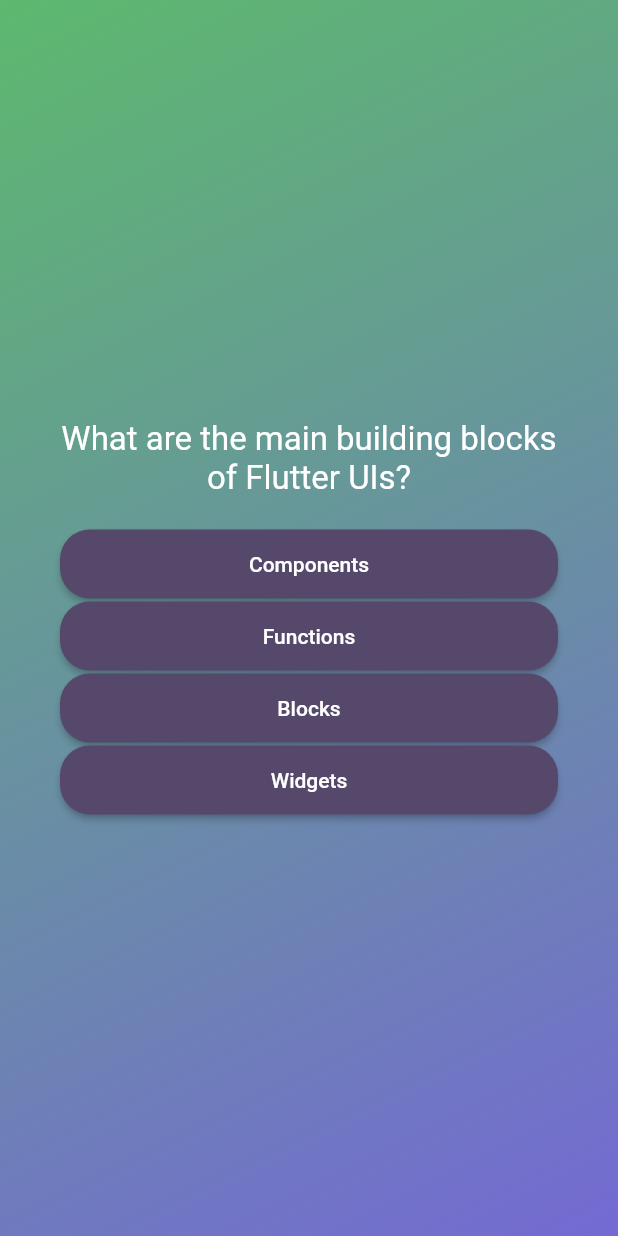
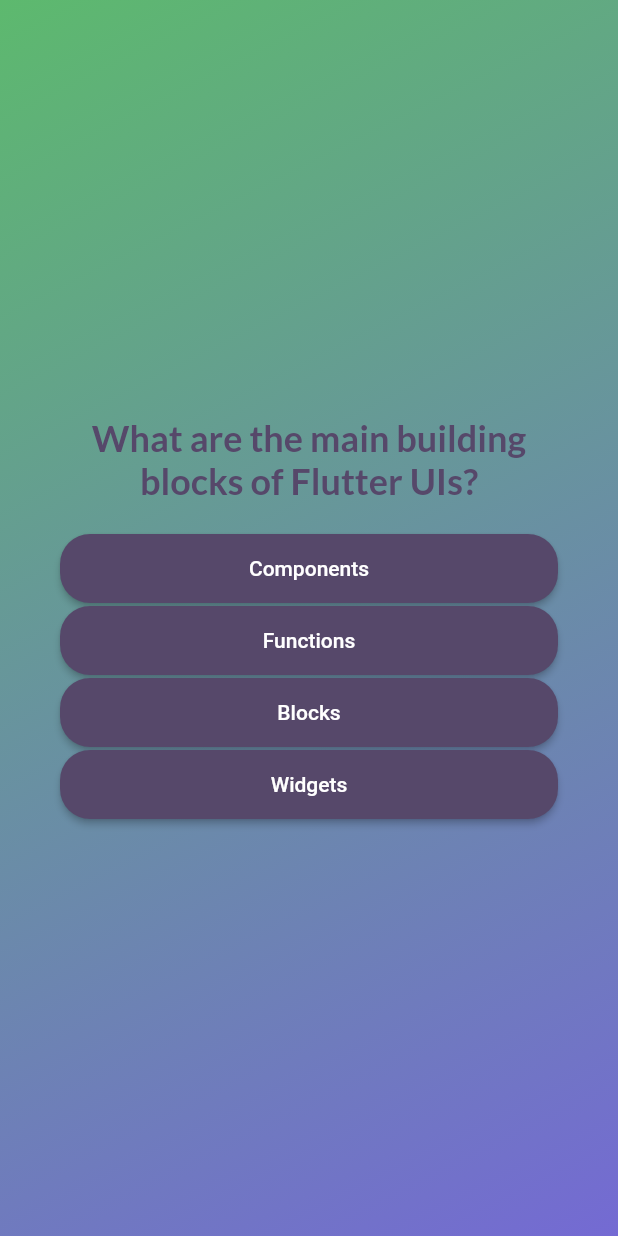
Before and after one commit to itsmartashub/flutter-02-quiz, a Flutter app: the screen it shows after launch, after a tap on "Start Quiz", on a phone screen of 412 x 824 dp. Run offline on Flutter 3.47's test engine with Material 2 defaults, Android fonts, the phone set to English and light mode, and no system bars; our stand-ins replace google_fonts.

Commit message:
03-025 `flutter pub add google_fonts`

```diff
--- a/lib/questions_screen.dart
+++ b/lib/questions_screen.dart
@@ -1,7 +1,8 @@
 import 'package:flutter/material.dart';
+import 'package:google_fonts/google_fonts.dart';
+
 import 'package:quiz_app/answer_button.dart';
 import 'package:quiz_app/data/questions.dart';
-// import 'package:quiz_app/models/quiz_question.dart';
 
 class QuestionsScreen extends StatefulWidget {
   const QuestionsScreen({super.key});
@@ -45,7 +46,11 @@ class _QuestionsScreenState extends State<QuestionsScreen> {
           children: [
             Text(
               currentQuestion.text,
-              style: const TextStyle(color: Colors.white, fontSize: 22),
+              // style: const TextStyle(color: Colors.white, fontSize: 22),
+              style: GoogleFonts.lato(
+                  color: const Color.fromARGB(255, 86, 72, 106),
+                  fontSize: 24,
+                  fontWeight: FontWeight.bold),
               textAlign: TextAlign.center,
             ),
             const SizedBox(height: 20),
--- a/lib/start_screen.dart
+++ b/lib/start_screen.dart
@@ -1,4 +1,5 @@
 import 'package:flutter/material.dart';
+import 'package:google_fonts/google_fonts.dart';
 
 class StartScreen extends StatelessWidget {
   /* U quiz.dart u StartScreen smo prosledili kao parametar onu void startsQuiz fn, koju ovde prihvatamo i mozemo je nazvati kako god. Koristimo positional parametar tehniku.
@@ -28,10 +29,10 @@ class StartScreen extends StatelessWidget {
         Image.asset('assets/images/quiz-logo.png',
             width: 300, color: const Color.fromARGB(150, 255, 255, 255)),
         const SizedBox(height: 80),
-        const Text('Learn Flutter the fun way!',
-            style: TextStyle(
+        Text('Learn Flutter the fun way!',
+            style: GoogleFonts.lato(
               fontSize: 24,
-              color: Color.fromARGB(255, 205, 239, 248),
+              color: const Color.fromARGB(255, 205, 239, 248),
             )),
         const SizedBox(height: 30),
         OutlinedButton.icon(
--- a/pubspec.yaml
+++ b/pubspec.yaml
@@ -34,6 +34,7 @@ dependencies:
     # The following adds the Cupertino Icons font to your application.
     # Use with the CupertinoIcons class for iOS style icons.
     cupertino_icons: ^1.0.2
+    google_fonts: ^5.1.0
 
 dev_dependencies:
     flutter_test:
```
Also changed, not shown: pubspec.lock, 1 other file.
